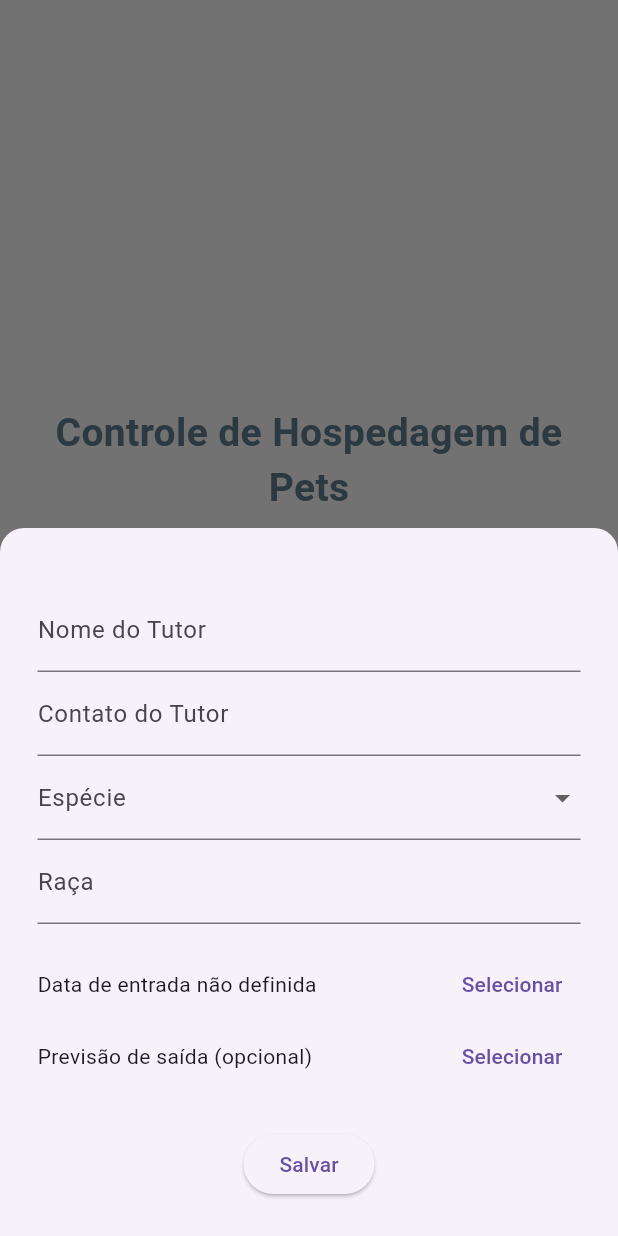
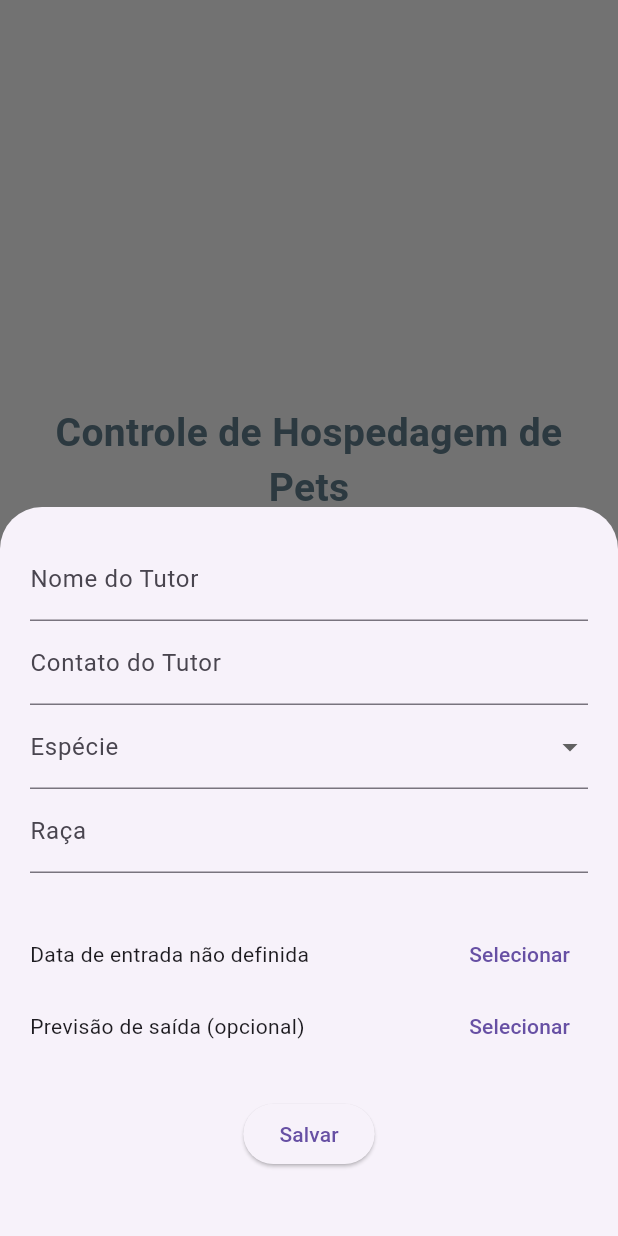
Before and after one commit to lucasutx/TesteTecnico, a Flutter app: the PetListScreen screen opened directly, after a tap on the "add" icon, on a phone screen of 412 x 824 dp. Run offline on Flutter 3.47's test engine with Material 3 defaults, Android fonts, the phone set to English and light mode, and no system bars; network calls fail.

Commit message:
' Ajustes de Layout

```diff
--- a/lib/Manager.dart
+++ b/lib/Manager.dart
@@ -38,17 +38,9 @@ class _PetListScreenState extends State<PetListScreen> {
     showModalBottomSheet(
       context: context,
       isScrollControlled: true,
-      shape: const RoundedRectangleBorder(
-        borderRadius: BorderRadius.vertical(top: Radius.circular(16)),
-      ),
       builder: (context) {
         return Padding(
-          padding: EdgeInsets.only(
-            bottom: MediaQuery.of(context).viewInsets.bottom,
-            left: 25,
-            right: 25,
-            top: 40,
-          ),
+          padding: EdgeInsets.all(20),
           child: SingleChildScrollView(
             child: Form(
               key: _formKey,
@@ -63,6 +55,7 @@ class _PetListScreenState extends State<PetListScreen> {
                         : null,
                   ),
                   TextFormField(
+                    keyboardType: TextInputType.numberWithOptions() ,
                     controller: _tutorContatoController,
                     decoration:
                         const InputDecoration(labelText: 'Contato do Tutor'),
@@ -89,7 +82,7 @@ class _PetListScreenState extends State<PetListScreen> {
                         ? 'Informe a raça'
                         : null,
                   ),
-                  const SizedBox(height: 16),
+                  const SizedBox(height: 30),
                   Row(
                     children: [
                       Expanded(
@@ -143,12 +136,11 @@ class _PetListScreenState extends State<PetListScreen> {
                   const SizedBox(height: 24),
                   ElevatedButton(
                     onPressed: () async {
-                        var id = 0;
+
                       if (_formKey.currentState!.validate() &&
                           _dataEntrada != null) {
-                            id++;
+
                         final Map<String, dynamic> novoPet = {
-                          'id': id,
                           'tutorNome': _tutorNomeController.text,
                           'tutorContato': _tutorContatoController.text,
                           'especie': _especie,
@@ -189,11 +181,11 @@ class _PetListScreenState extends State<PetListScreen> {
       body: SafeArea(
         child: Center(
           child: Padding(
-            padding: const EdgeInsets.symmetric(horizontal: 24),
+            padding:  EdgeInsets.symmetric(horizontal: 24),
             child: Column(
               mainAxisAlignment: MainAxisAlignment.center,
               children: [
-                const Text(
+                 Text(
                   "Controle de Hospedagem de Pets",
                   textAlign: TextAlign.center,
                   style: TextStyle(
@@ -202,20 +194,13 @@ class _PetListScreenState extends State<PetListScreen> {
                     color: Colors.blueGrey,
                   ),
                 ),
-                const SizedBox(height: 40),
-                const Icon(
+                 SizedBox(height: 40),
+                 Icon(
                   Icons.pets,
                   size: 120,
                   color: Colors.blueGrey,
-                  shadows: [
-                    Shadow(
-                      blurRadius: 10,
-                      color: Colors.black12,
-                      offset: Offset(2, 2),
-                    )
-                  ],
                 ),
-                const SizedBox(height: 50),
+                 SizedBox(height: 50),
               ],
             ),
           ),
@@ -224,7 +209,7 @@ class _PetListScreenState extends State<PetListScreen> {
       floatingActionButton: FloatingActionButton(
         onPressed: _abrirFormulario,
         backgroundColor: Colors.blueGrey,
-        child: const Icon(
+        child: Icon(
           Icons.add,
           color: Colors.white,
           size: 28,
```
Also changed, not shown: lib/HomeScreen.dart (+5 -9 lines), lib/Listagem.dart (+39 -33 lines), lib/model/hotel_model.dart (+26 -2 lines), 1 other file.
